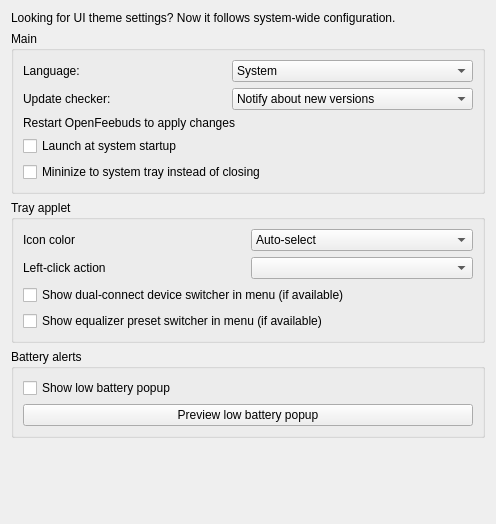
Before: the Qt Designer form openfreebuds_qt/designer/ui_settings.ui in melianmiko/OpenFreebuds, drawn with Qt 5.
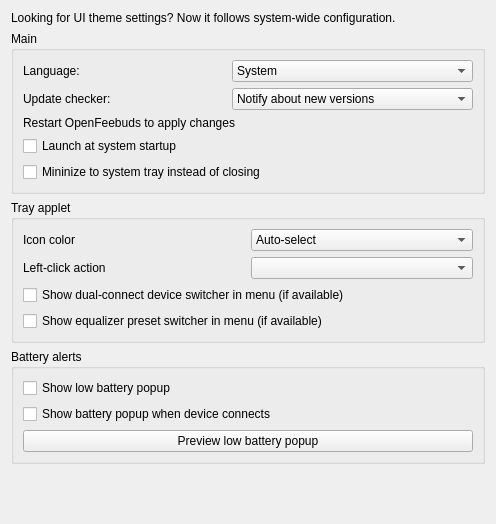
After: the same form once the commit is applied.

Commit message:
Show battery popup when device connects
Add a separate UI option to show the battery overlay once when a device connects, using the existing popup component as a battery summary.

Keep low battery alerts independent from the connection summary and avoid showing both popups for the same battery event.

The edit to the form file:
```diff
--- a/openfreebuds_qt/designer/ui_settings.ui
+++ b/openfreebuds_qt/designer/ui_settings.ui
@@ -166,6 +166,13 @@
        </widget>
       </item>
       <item row="1" column="0" colspan="2">
+       <widget class="QCheckBox" name="battery_overlay_on_connect_toggle">
+        <property name="text">
+         <string>Show battery popup when device connects</string>
+        </property>
+       </widget>
+      </item>
+      <item row="2" column="0" colspan="2">
        <widget class="QPushButton" name="low_battery_overlay_test_button">
         <property name="text">
          <string>Preview low battery popup</string>
```
Left out of the diff: 17 changed lines with no effect on the pictures. The commit also changes 9 other files.
